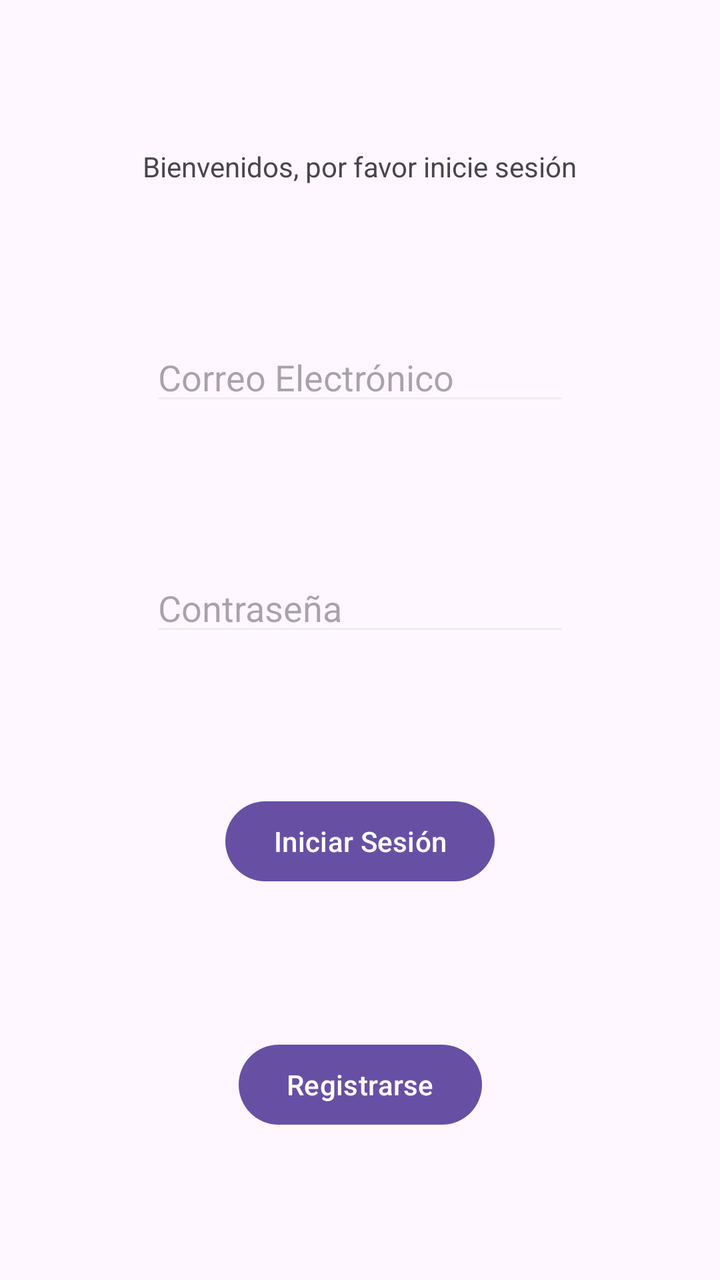
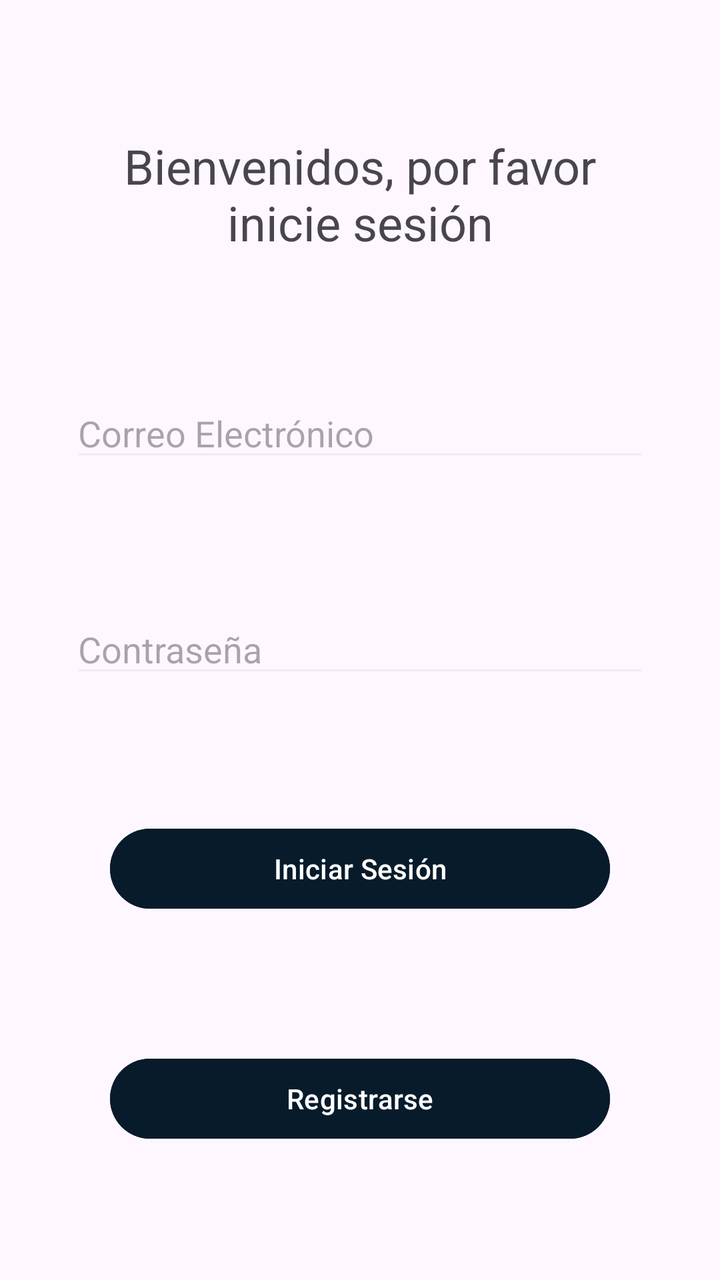

Screens rendered from an Android XML layout before and after an edit, with the pre-edit source and the edit as a unified diff.
<!-- AndroidManifest.xml: application theme Theme.VocabularioApp -->
<!-- res/layout/activity_main.xml -->
<?xml version="1.0" encoding="utf-8"?>
<androidx.constraintlayout.widget.ConstraintLayout xmlns:android="http://schemas.android.com/apk/res/android"
    xmlns:app="http://schemas.android.com/apk/res-auto"
    xmlns:tools="http://schemas.android.com/tools"
    android:id="@+id/main"
    android:layout_width="match_parent"
    android:layout_height="match_parent"
    tools:context=".MainActivity">

    <TextView
        android:id="@+id/textoLogin"
        android:layout_width="wrap_content"
        android:layout_height="wrap_content"
        android:text="@string/textoLog"
        app:layout_constraintBottom_toTopOf="@+id/correoElectronico"
        app:layout_constraintEnd_toEndOf="parent"
        app:layout_constraintHorizontal_bias="0.5"
        app:layout_constraintStart_toStartOf="parent"
        app:layout_constraintTop_toTopOf="parent"
        app:layout_constraintVertical_bias="0.5" />

    <EditText
        android:id="@+id/correoElectronico"
        android:layout_width="wrap_content"
        android:layout_height="wrap_content"
        android:ems="10"
        android:inputType="text"
        android:hint="@string/correoHint"
        app:layout_constraintBottom_toTopOf="@+id/contrasena"
        app:layout_constraintEnd_toEndOf="parent"
        app:layout_constraintHorizontal_bias="0.5"
        app:layout_constraintStart_toStartOf="parent"
        app:layout_constraintTop_toBottomOf="@+id/textoLogin"
        app:layout_constraintVertical_bias="0.5" />

    <EditText
        android:id="@+id/contrasena"
        android:layout_width="wrap_content"
        android:layout_height="wrap_content"
        android:ems="10"
        android:inputType="text"
        android:hint="@string/contraHint"
        app:layout_constraintBottom_toTopOf="@+id/iniciarSesion"
        app:layout_constraintEnd_toEndOf="parent"
        app:layout_constraintHorizontal_bias="0.5"
        app:layout_constraintStart_toStartOf="parent"
        app:layout_constraintTop_toBottomOf="@+id/correoElectronico"
        app:layout_constraintVertical_bias="0.5" />

    <Button
        android:id="@+id/iniciarSesion"
        android:layout_width="wrap_content"
        android:layout_height="wrap_content"
        android:text="@string/btnLogin"
        app:layout_constraintBottom_toTopOf="@+id/registrarse"
        app:layout_constraintEnd_toEndOf="parent"
        app:layout_constraintHorizontal_bias="0.5"
        app:layout_constraintStart_toStartOf="parent"
        app:layout_constraintTop_toBottomOf="@+id/contrasena"
        app:layout_constraintVertical_bias="0.5" />

    <Button
        android:id="@+id/registrarse"
        android:layout_width="wrap_content"
        android:layout_height="wrap_content"
        android:text="@string/btnRegister"
        app:layout_constraintBottom_toBottomOf="parent"
        app:layout_constraintEnd_toEndOf="parent"
        app:layout_constraintHorizontal_bias="0.5"
        app:layout_constraintStart_toStartOf="parent"
        app:layout_constraintTop_toBottomOf="@+id/iniciarSesion"
        app:layout_constraintVertical_bias="0.5" />
</androidx.constraintlayout.widget.ConstraintLayout>
<!-- resources referenced by this layout -->
<resources>
  <string name="btnLogin">Iniciar Sesión</string>
  <string name="btnRegister">Registrarse</string>
  
      // Register Activity
  <string name="contraHint">Contraseña</string>
  <string name="correoHint">Correo Electrónico</string>
  <string name="textoLog">Bienvenidos, por favor inicie sesión</string>
  <style name="Theme.VocabularioApp" parent="Base.Theme.VocabularioApp" />
  <style name="Base.Theme.VocabularioApp" parent="Theme.Material3.DayNight.NoActionBar">
          
          
          <item name="titleTextColor">@color/lt_menu</item>
          <item name="android:actionMenuTextColor">@color/lt_menu</item>
          <item name="colorControlNormal">@color/lt_menu</item>
  
      </style>
  <color name="lt_menu">#EEEEEE</color>
</resources>

<!-- the commit's change to res/layout/activity_main.xml (unified diff, before → after) -->
@@ -9,9 +9,13 @@
 
     <TextView
         android:id="@+id/textoLogin"
-        android:layout_width="wrap_content"
+        android:layout_width="0dp"
         android:layout_height="wrap_content"
+        android:layout_marginStart="35dp"
+        android:layout_marginEnd="35dp"
         android:text="@string/textoLog"
+        android:textSize="24dp"
+        android:textAlignment="center"
         app:layout_constraintBottom_toTopOf="@+id/correoElectronico"
         app:layout_constraintEnd_toEndOf="parent"
         app:layout_constraintHorizontal_bias="0.5"
@@ -21,11 +25,13 @@
 
     <EditText
         android:id="@+id/correoElectronico"
-        android:layout_width="wrap_content"
+        android:layout_width="0dp"
         android:layout_height="wrap_content"
+        android:layout_marginStart="35dp"
+        android:layout_marginEnd="35dp"
         android:ems="10"
+        android:hint="@string/correoHint"
         android:inputType="text"
-        android:hint="@string/correoHint"
         app:layout_constraintBottom_toTopOf="@+id/contrasena"
         app:layout_constraintEnd_toEndOf="parent"
         app:layout_constraintHorizontal_bias="0.5"
@@ -35,11 +41,13 @@
 
     <EditText
         android:id="@+id/contrasena"
-        android:layout_width="wrap_content"
+        android:layout_width="0dp"
         android:layout_height="wrap_content"
+        android:layout_marginStart="35dp"
+        android:layout_marginEnd="35dp"
         android:ems="10"
+        android:hint="@string/contraHint"
         android:inputType="text"
-        android:hint="@string/contraHint"
         app:layout_constraintBottom_toTopOf="@+id/iniciarSesion"
         app:layout_constraintEnd_toEndOf="parent"
         app:layout_constraintHorizontal_bias="0.5"
@@ -49,9 +57,12 @@
 
     <Button
         android:id="@+id/iniciarSesion"
-        android:layout_width="wrap_content"
+        android:layout_width="0dp"
         android:layout_height="wrap_content"
+        android:layout_marginStart="55dp"
+        android:layout_marginEnd="55dp"
         android:text="@string/btnLogin"
+        android:backgroundTint="@color/bg_menu"
         app:layout_constraintBottom_toTopOf="@+id/registrarse"
         app:layout_constraintEnd_toEndOf="parent"
         app:layout_constraintHorizontal_bias="0.5"
@@ -61,8 +72,11 @@
 
     <Button
         android:id="@+id/registrarse"
-        android:layout_width="wrap_content"
+        android:layout_width="0dp"
         android:layout_height="wrap_content"
+        android:layout_marginStart="55dp"
+        android:layout_marginEnd="55dp"
+        android:backgroundTint="@color/bg_menu"
         android:text="@string/btnRegister"
         app:layout_constraintBottom_toBottomOf="parent"
         app:layout_constraintEnd_toEndOf="parent"
<!-- resource entries referenced after the edit -->
@@ -1,5 +1,6 @@
 <!-- resources referenced by this layout -->
 <resources>
+  <color name="bg_menu">#071B2B</color>
   <string name="btnLogin">Iniciar Sesión</string>
   <string name="btnRegister">Registrarse</string>
   
